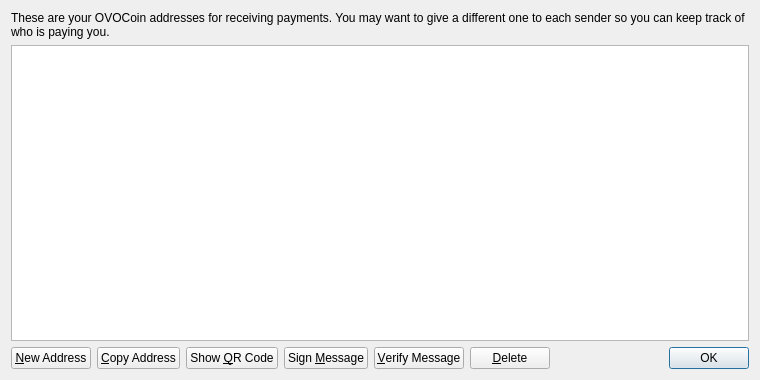
Above: src/qt/forms/addressbookpage.ui from minblock/compute before the change. Below: the same form after it.
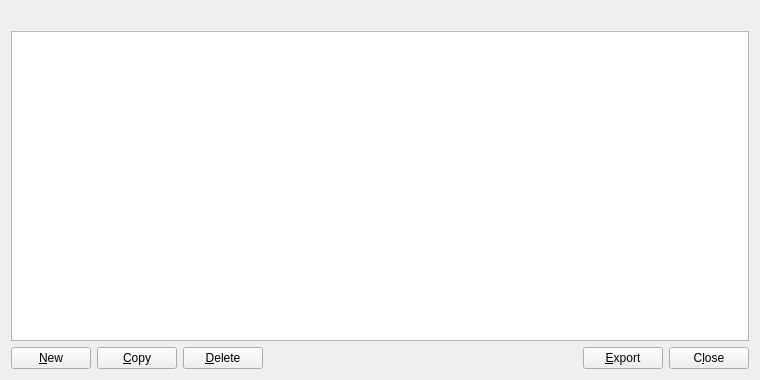
That is the form after the change.

Patch:
```diff
--- a/src/qt/forms/addressbookpage.ui
+++ b/src/qt/forms/addressbookpage.ui
@@ -16,9 +16,6 @@
   <layout class="QVBoxLayout" name="verticalLayout">
    <item>
     <widget class="QLabel" name="labelExplanation">
-     <property name="text">
-      <string>These are your OVOCoin addresses for receiving payments. You may want to give a different one to each sender so you can keep track of who is paying you.</string>
-     </property>
      <property name="textFormat">
       <enum>Qt::PlainText</enum>
      </property>
@@ -38,6 +35,9 @@
      <property name="tabKeyNavigation">
       <bool>false</bool>
      </property>
+     <property name="alternatingRowColors">
+      <bool>true</bool>
+     </property>
      <property name="selectionMode">
       <enum>QAbstractItemView::SingleSelection</enum>
      </property>
@@ -60,7 +60,10 @@
         <string>Create a new address</string>
        </property>
        <property name="text">
-        <string>&amp;New Address</string>
+        <string>&amp;New</string>
+       </property>
+       <property name="autoDefault">
+        <bool>false</bool>
        </property>
       </widget>
      </item>
@@ -70,45 +73,24 @@
         <string>Copy the currently selected address to the system clipboard</string>
        </property>
        <property name="text">
-        <string>&amp;Copy Address</string>
+        <string>&amp;Copy</string>
        </property>
-      </widget>
-     </item>
-     <item>
-      <widget class="QPushButton" name="showQRCode">
-       <property name="text">
-        <string>Show &amp;QR Code</string>
+       <property name="autoDefault">
+        <bool>false</bool>
        </property>
       </widget>
      </item>
      <item>
-      <widget class="QPushButton" name="signMessage">
-       <property name="toolTip">
-        <string>Sign a message to prove you own a OVOCoin address</string>
-       </property>
-       <property name="text">
-        <string>Sign &amp;Message</string>
-       </property>
-      </widget>
-     </item>
-     <item>
-      <widget class="QPushButton" name="verifyMessage">
-       <property name="toolTip">
-        <string>Verify a message to ensure it was signed with a specified OVOCoin address</string>
-       </property>
-       <property name="text">
-        <string>&amp;Verify Message</string>
-       </property>
-      </widget>
-     </item>
-     <item>
-      <widget class="QPushButton" name="deleteButton">
+      <widget class="QPushButton" name="deleteAddress">
        <property name="toolTip">
         <string>Delete the currently selected address from the list</string>
        </property>
        <property name="text">
         <string>&amp;Delete</string>
        </property>
+       <property name="autoDefault">
+        <bool>false</bool>
+       </property>
       </widget>
      </item>
      <item>
@@ -125,15 +107,31 @@
       </spacer>
      </item>
      <item>
-      <widget class="QDialogButtonBox" name="buttonBox">
+      <widget class="QPushButton" name="exportButton">
+       <property name="toolTip">
+        <string>Export the data in the current tab to a file</string>
+       </property>
+       <property name="text">
+        <string>&amp;Export</string>
+       </property>
+       <property name="autoDefault">
+        <bool>false</bool>
+       </property>
+      </widget>
+     </item>
+     <item>
+      <widget class="QPushButton" name="closeButton">
        <property name="sizePolicy">
-        <sizepolicy hsizetype="Maximum" vsizetype="Fixed">
+        <sizepolicy hsizetype="Minimum" vsizetype="Minimum">
          <horstretch>0</horstretch>
          <verstretch>0</verstretch>
         </sizepolicy>
        </property>
-       <property name="standardButtons">
-        <set>QDialogButtonBox::Ok</set>
+       <property name="text">
+        <string>C&amp;lose</string>
+       </property>
+       <property name="autoDefault">
+        <bool>false</bool>
        </property>
       </widget>
      </item>
```
Left out of the diff: 11 changed lines with no effect on the pictures.
